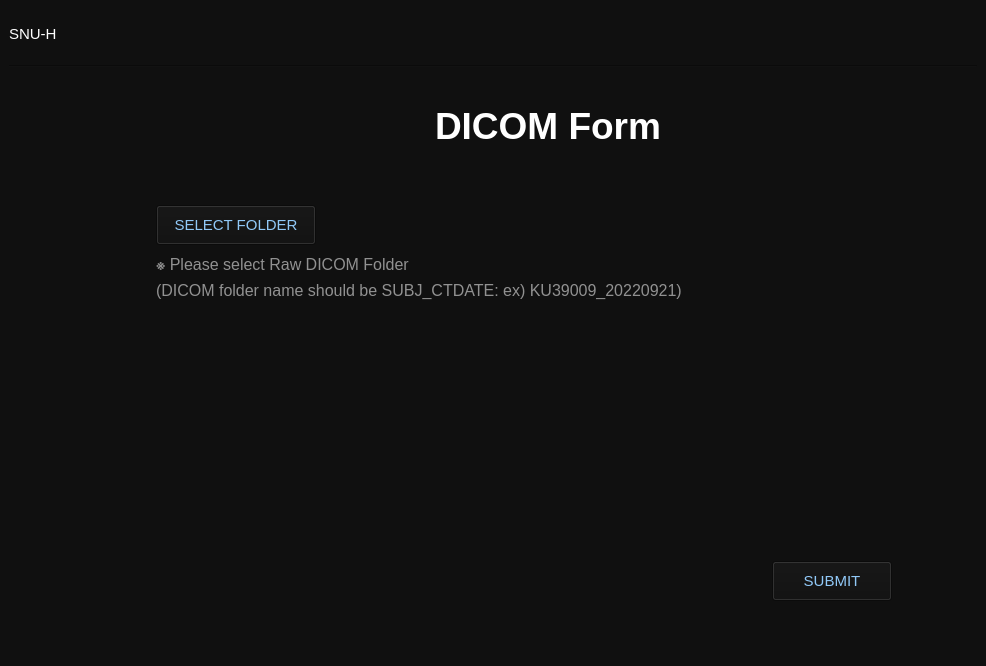
First picture: the form in mainWindow.ui, repository hanagertrudekim/DICOM_Anonymizer, before the edit.
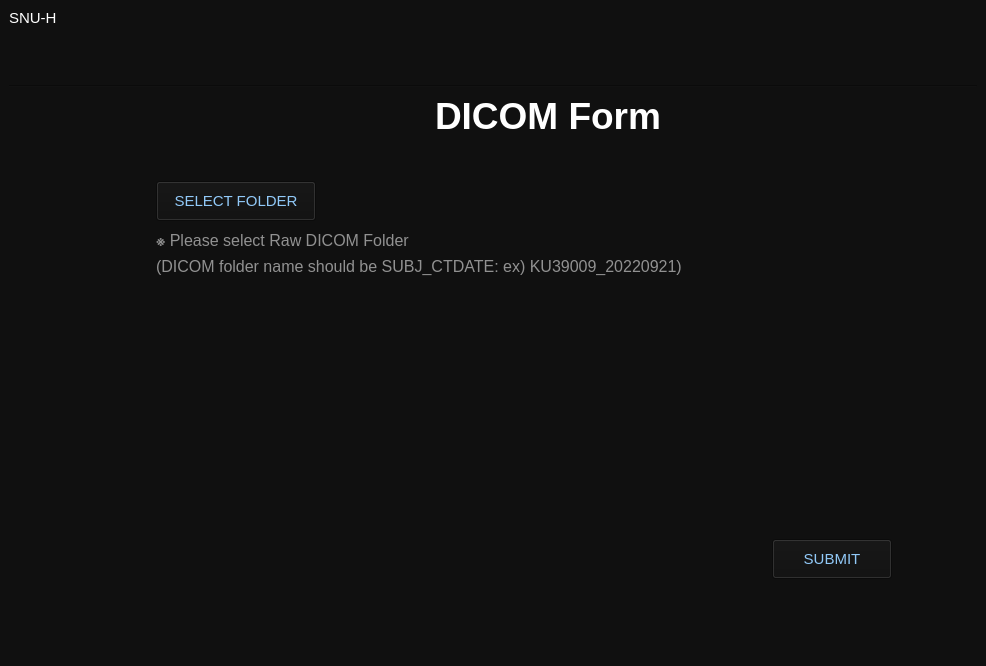
Second picture: the form after the edit.

Commit message: feat: update pyui6

The edit to the form file:
```diff
--- a/mainWindow.ui
+++ b/mainWindow.ui
@@ -20,7 +20,60 @@
    <layout class="QGridLayout" name="gridLayout_3">
     <item row="0" column="0">
      <layout class="QGridLayout" name="gridLayout_2">
-      <item row="10" column="1">
+      <item row="7" column="1" colspan="3">
+       <widget class="QLabel" name="label_4">
+        <property name="sizePolicy">
+         <sizepolicy hsizetype="Preferred" vsizetype="Fixed">
+          <horstretch>0</horstretch>
+          <verstretch>0</verstretch>
+         </sizepolicy>
+        </property>
+        <property name="minimumSize">
+         <size>
+          <width>0</width>
+          <height>30</height>
+         </size>
+        </property>
+        <property name="text">
+         <string/>
+        </property>
+       </widget>
+      </item>
+      <item row="15" column="1" colspan="2" alignment="Qt::AlignVCenter">
+       <widget class="QLabel" name="statusLabel">
+        <property name="sizePolicy">
+         <sizepolicy hsizetype="Preferred" vsizetype="Fixed">
+          <horstretch>0</horstretch>
+          <verstretch>0</verstretch>
+         </sizepolicy>
+        </property>
+        <property name="minimumSize">
+         <size>
+          <width>0</width>
+          <height>40</height>
+         </size>
+        </property>
+        <property name="maximumSize">
+         <size>
+          <width>16777215</width>
+          <height>40</height>
+         </size>
+        </property>
+        <property name="font">
+         <font>
+          <family>AppleGothic</family>
+          <italic>true</italic>
+         </font>
+        </property>
+        <property name="styleSheet">
+         <string notr="true">color: rgb(235, 235, 235);</string>
+        </property>
+        <property name="text">
+         <string/>
+        </property>
+       </widget>
+      </item>
+      <item row="11" column="1">
        <widget class="QLabel" name="label_2">
         <property name="sizePolicy">
          <sizepolicy hsizetype="Preferred" vsizetype="Fixed">
@@ -41,6 +94,103 @@
         </property>
        </widget>
       </item>
+      <item row="16" column="3" colspan="2" alignment="Qt::AlignHCenter">
+       <widget class="QPushButton" name="submitButton">
+        <property name="enabled">
+         <bool>true</bool>
+        </property>
+        <property name="sizePolicy">
+         <sizepolicy hsizetype="Fixed" vsizetype="Fixed">
+          <horstretch>0</horstretch>
+          <verstretch>0</verstretch>
+         </sizepolicy>
+        </property>
+        <property name="minimumSize">
+         <size>
+          <width>120</width>
+          <height>40</height>
+         </size>
+        </property>
+        <property name="font">
+         <font>
+          <family>.AppleSystemUIFont</family>
+          <pointsize>-1</pointsize>
+         </font>
+        </property>
+        <property name="cursor">
+         <cursorShape>PointingHandCursor</cursorShape>
+        </property>
+        <property name="styleSheet">
+         <string notr="true">background-color: #101010;
+font-size: 15px;
+color: #91C9F8;
+
+</string>
+        </property>
+        <property name="text">
+         <string>SUBMIT</string>
+        </property>
+       </widget>
+      </item>
+      <item row="9" column="2" colspan="2">
+       <widget class="QLabel" name="folderPath">
+        <property name="font">
+         <font>
+          <pointsize>13</pointsize>
+         </font>
+        </property>
+        <property name="styleSheet">
+         <string notr="true">color: rgb(235, 235, 235);</string>
+        </property>
+        <property name="text">
+         <string/>
+        </property>
+       </widget>
+      </item>
+      <item row="1" column="0" colspan="5">
+       <widget class="Line" name="line">
+        <property name="enabled">
+         <bool>true</bool>
+        </property>
+        <property name="sizePolicy">
+         <sizepolicy hsizetype="Minimum" vsizetype="Fixed">
+          <horstretch>1</horstretch>
+          <verstretch>0</verstretch>
+         </sizepolicy>
+        </property>
+        <property name="minimumSize">
+         <size>
+          <width>0</width>
+          <height>0</height>
+         </size>
+        </property>
+        <property name="styleSheet">
+         <string notr="true">color: white;</string>
+        </property>
+        <property name="orientation">
+         <enum>Qt::Horizontal</enum>
+        </property>
+       </widget>
+      </item>
+      <item row="17" column="0" colspan="5">
+       <widget class="QLabel" name="label_5">
+        <property name="sizePolicy">
+         <sizepolicy hsizetype="Preferred" vsizetype="Fixed">
+          <horstretch>0</horstretch>
+          <verstretch>0</verstretch>
+         </sizepolicy>
+        </property>
+        <property name="minimumSize">
+         <size>
+          <width>0</width>
+          <height>72</height>
+         </size>
+        </property>
+        <property name="text">
+         <string/>
+        </property>
+       </widget>
+      </item>
       <item row="6" column="2" alignment="Qt::AlignHCenter|Qt::AlignVCenter">
        <widget class="QLabel" name="Title">
         <property name="sizePolicy">
@@ -72,79 +222,7 @@
         </property>
        </widget>
       </item>
-      <item row="13" column="1" colspan="3">
-       <widget class="QLabel" name="label">
-        <property name="sizePolicy">
-         <sizepolicy hsizetype="Preferred" vsizetype="Fixed">
-          <horstretch>0</horstretch>
-          <verstretch>0</verstretch>
-         </sizepolicy>
-        </property>
-        <property name="minimumSize">
-         <size>
-          <width>0</width>
-          <height>227</height>
-         </size>
-        </property>
-        <property name="text">
-         <string/>
-        </property>
-       </widget>
-      </item>
-      <item row="8" column="2" colspan="2">
-       <widget class="QLabel" name="folderPath">
-        <property name="font">
-         <font>
-          <pointsize>13</pointsize>
-         </font>
-        </property>
-        <property name="styleSheet">
-         <string notr="true">color: rgb(235, 235, 235);</string>
-        </property>
-        <property name="text">
-         <string/>
-        </property>
-       </widget>
-      </item>
-      <item row="7" column="1" colspan="3">
-       <widget class="QLabel" name="label_4">
-        <property name="sizePolicy">
-         <sizepolicy hsizetype="Preferred" vsizetype="Fixed">
-          <horstretch>0</horstretch>
-          <verstretch>0</verstretch>
-         </sizepolicy>
-        </property>
-        <property name="minimumSize">
-         <size>
-          <width>0</width>
-          <height>0</height>
-         </size>
-        </property>
-        <property name="text">
-         <string/>
-        </property>
-       </widget>
-      </item>
-      <item row="16" column="0" colspan="5">
-       <widget class="QLabel" name="label_5">
-        <property name="sizePolicy">
-         <sizepolicy hsizetype="Preferred" vsizetype="Fixed">
-          <horstretch>0</horstretch>
-          <verstretch>0</verstretch>
-         </sizepolicy>
-        </property>
-        <property name="minimumSize">
-         <size>
-          <width>0</width>
-          <height>50</height>
-         </size>
-        </property>
-        <property name="text">
-         <string/>
-        </property>
-       </widget>
-      </item>
-      <item row="8" column="1">
+      <item row="9" column="1">
        <widget class="QPushButton" name="selectButton">
         <property name="sizePolicy">
          <sizepolicy hsizetype="Fixed" vsizetype="Fixed">
@@ -168,45 +246,7 @@
         </property>
        </widget>
       </item>
-      <item row="15" column="3" colspan="2" alignment="Qt::AlignHCenter">
-       <widget class="QPushButton" name="submitButton">
-        <property name="enabled">
-         <bool>true</bool>
-        </property>
-        <property name="sizePolicy">
-         <sizepolicy hsizetype="Fixed" vsizetype="Fixed">
-          <horstretch>0</horstretch>
-          <verstretch>0</verstretch>
-         </sizepolicy>
-        </property>
-        <property name="minimumSize">
-         <size>
-          <width>120</width>
-          <height>40</height>
-         </size>
-        </property>
-        <property name="font">
-         <font>
-          <family>.AppleSystemUIFont</family>
-          <pointsize>-1</pointsize>
-         </font>
-        </property>
-        <property name="cursor">
-         <cursorShape>ArrowCursor</cursorShape>
-        </property>
-        <property name="styleSheet">
-         <string notr="true">background-color: #101010;
-font-size: 15px;
-color: #91C9F8;
-
-</string>
-        </property>
-        <property name="text">
-         <string>SUBMIT</string>
-        </property>
-       </widget>
-      </item>
-      <item row="12" column="1" colspan="2">
+      <item row="13" column="1" colspan="2">
        <widget class="QLabel" name="label_3">
         <property name="sizePolicy">
          <sizepolicy hsizetype="Preferred" vsizetype="Fixed">
@@ -227,54 +267,7 @@
         </property>
        </widget>
       </item>
-      <item row="1" column="0" colspan="5">
-       <widget class="Line" name="line">
-        <property name="enabled">
-         <bool>true</bool>
-        </property>
-        <property name="sizePolicy">
-         <sizepolicy hsizetype="Minimum" vsizetype="Fixed">
-          <horstretch>1</horstretch>
-          <verstretch>0</verstretch>
-         </sizepolicy>
-        </property>
-        <property name="minimumSize">
-         <size>
-          <width>0</width>
-          <height>0</height>
-         </size>
-        </property>
-        <property name="styleSheet">
-         <string notr="true">color: white;</string>
-        </property>
-        <property name="orientation">
-         <enum>Qt::Horizontal</enum>
-        </property>
-       </widget>
-      </item>
-      <item row="14" column="1" colspan="2">
-       <widget class="QLabel" name="statusLabel">
-        <property name="sizePolicy">
-         <sizepolicy hsizetype="Preferred" vsizetype="Fixed">
-          <horstretch>0</horstretch>
-          <verstretch>0</verstretch>
-         </sizepolicy>
-        </property>
-        <property name="font">
-         <font>
-          <family>AppleGothic</family>
-          <italic>true</italic>
-         </font>
-        </property>
-        <property name="styleSheet">
-         <string notr="true">color: rgb(235, 235, 235);</string>
-        </property>
-        <property name="text">
-         <string/>
-        </property>
-       </widget>
-      </item>
-      <item row="0" column="0" colspan="3">
+      <item row="0" column="0" colspan="4">
        <widget class="QLabel" name="header">
         <property name="sizePolicy">
          <sizepolicy hsizetype="Fixed" vsizetype="Fixed">
@@ -284,8 +277,8 @@
         </property>
         <property name="minimumSize">
          <size>
-          <width>0</width>
-          <height>50</height>
+          <width>60</width>
+          <height>70</height>
          </size>
         </property>
         <property name="accessibleDescription">
@@ -301,6 +294,28 @@
         </property>
         <property name="text">
          <string>SNU-H</string>
+        </property>
+        <property name="alignment">
+         <set>Qt::AlignLeading|Qt::AlignLeft|Qt::AlignTop</set>
+        </property>
+       </widget>
+      </item>
+      <item row="14" column="1" colspan="3">
+       <widget class="QLabel" name="label">
+        <property name="sizePolicy">
+         <sizepolicy hsizetype="Preferred" vsizetype="Preferred">
+          <horstretch>0</horstretch>
+          <verstretch>0</verstretch>
+         </sizepolicy>
+        </property>
+        <property name="minimumSize">
+         <size>
+          <width>0</width>
+          <height>200</height>
+         </size>
+        </property>
+        <property name="text">
+         <string/>
         </property>
        </widget>
       </item>
```
Left out of the diff: 3 changed lines with no effect on the pictures. The commit also changes 2 other files.
